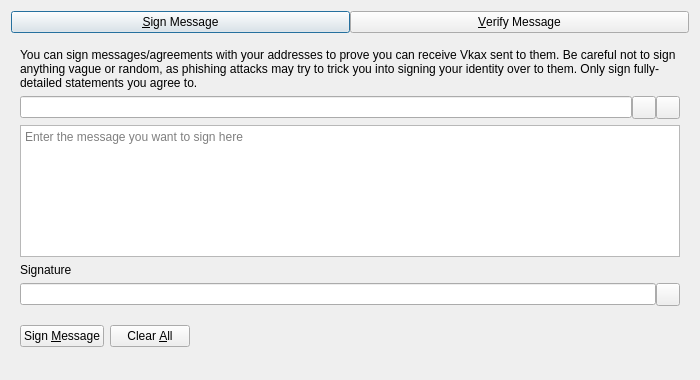
First picture: the form in src/qt/forms/signverifymessagedialog.ui, repository vkaxcore/VKAX, before the edit.
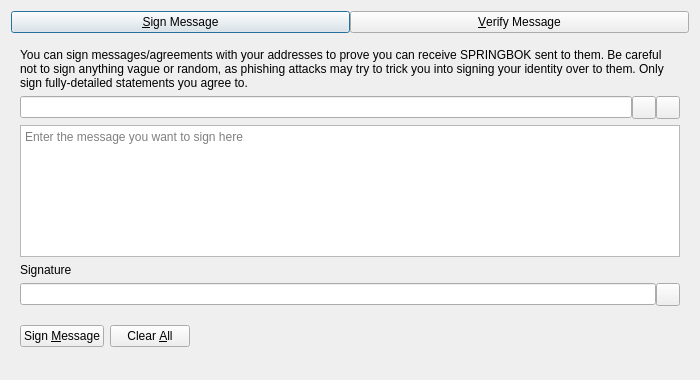
Second picture: the form after the edit. Custom widgets are drawn as their Qt base class.

Diff of the .ui file:
```diff
--- a/src/qt/forms/signverifymessagedialog.ui
+++ b/src/qt/forms/signverifymessagedialog.ui
@@ -63,7 +63,7 @@
        <item>
         <widget class="QLabel" name="infoLabel_SM">
          <property name="text">
-          <string>You can sign messages/agreements with your addresses to prove you can receive Vkax sent to them. Be careful not to sign anything vague or random, as phishing attacks may try to trick you into signing your identity over to them. Only sign fully-detailed statements you agree to.</string>
+          <string>You can sign messages/agreements with your addresses to prove you can receive SPRINGBOK sent to them. Be careful not to sign anything vague or random, as phishing attacks may try to trick you into signing your identity over to them. Only sign fully-detailed statements you agree to.</string>
          </property>
          <property name="textFormat">
           <enum>Qt::PlainText</enum>
```
Left out of the diff: 8 changed lines with no effect on the pictures.
